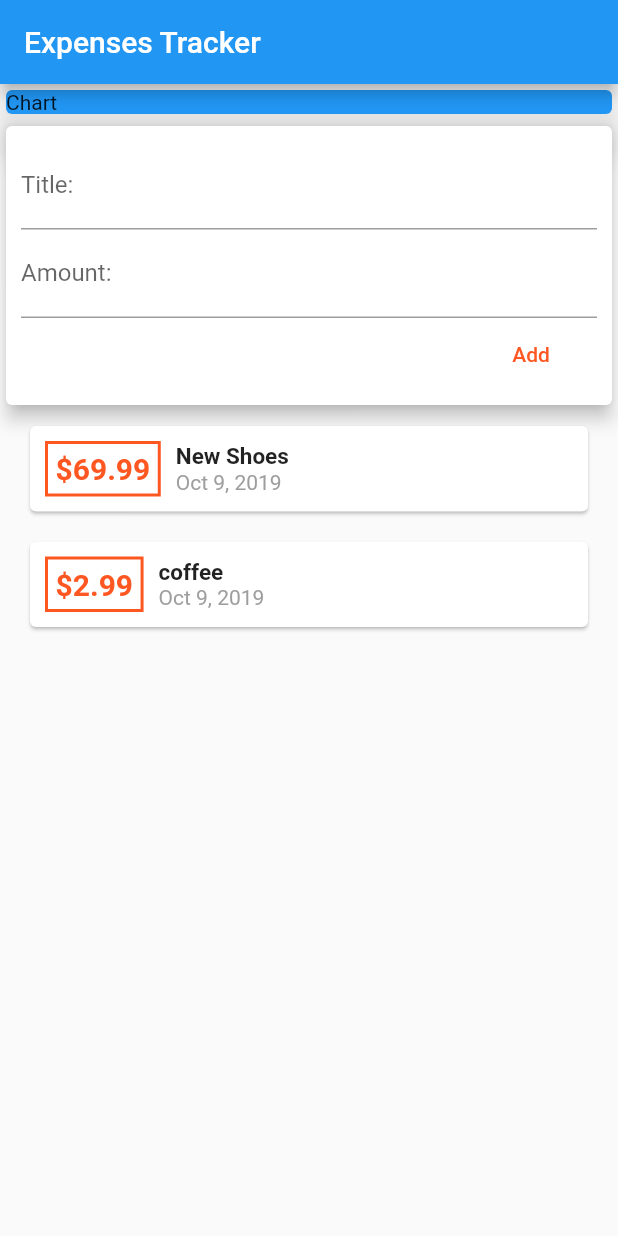
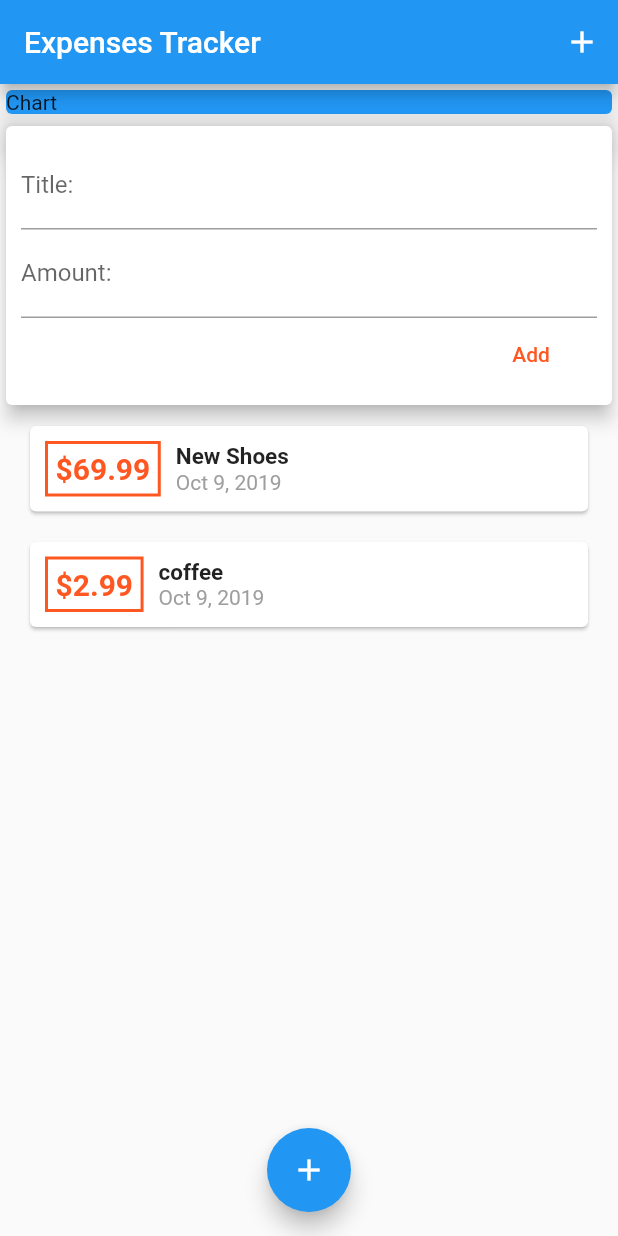
Before and after one commit to EYoung75/expense-tracker, a Flutter app: the screen it shows after launch, on a phone screen of 412 x 824 dp. Run offline on Flutter 3.47's test engine with Material 2 defaults, Android fonts, the phone set to English and light mode, and no system bars.

Commit message:
added appbar button and floating action button to toggle showing bottom modal, writing logic for toggling modal

```diff
--- a/lib/main.dart
+++ b/lib/main.dart
@@ -1,6 +1,7 @@
 import 'package:flutter/material.dart';
 
 import "./widgets/userTransactions.dart";
+import "./widgets/newTransaction.dart";
 
 void main() => runApp(MyApp());
 
@@ -19,11 +20,23 @@ class MyApp extends StatelessWidget {
 
 class Home extends StatelessWidget {
 
+  void showTransactionModal(BuildContext context) {
+    showModalBottomSheet(context: context, builder: (_) {
+      return NewTransaction();
+    });
+  }
+
   @override
   Widget build(BuildContext context) {
     return Scaffold(
       appBar: AppBar(
         title: Text("Expenses Tracker"),
+        actions: <Widget>[
+          IconButton(
+            icon: Icon(Icons.add),
+            onPressed: () {},
+          )
+        ],
       ),
       body: Column(
         crossAxisAlignment: CrossAxisAlignment.center,
@@ -39,6 +52,12 @@ class Home extends StatelessWidget {
           UserTransactions()
         ],
       ),
+      floatingActionButtonLocation: FloatingActionButtonLocation.centerFloat,
+      floatingActionButton: FloatingActionButton(
+        child: Icon(Icons.add),
+        onPressed: () {},
+
+      ),
     );
   }
 }
--- a/lib/widgets/transactionList.dart
+++ b/lib/widgets/transactionList.dart
@@ -22,7 +22,7 @@ class TransactionList extends StatelessWidget {
                   padding: EdgeInsets.all(5),
                   margin: EdgeInsets.all(10),
                   child: Text(
-                    "\$${transactions[index].amount}",
+                    "\$${transactions[index].amount.toStringAsFixed(2)}",
                     style: TextStyle(
                         fontWeight: FontWeight.bold,
                         fontSize: 20,
```
